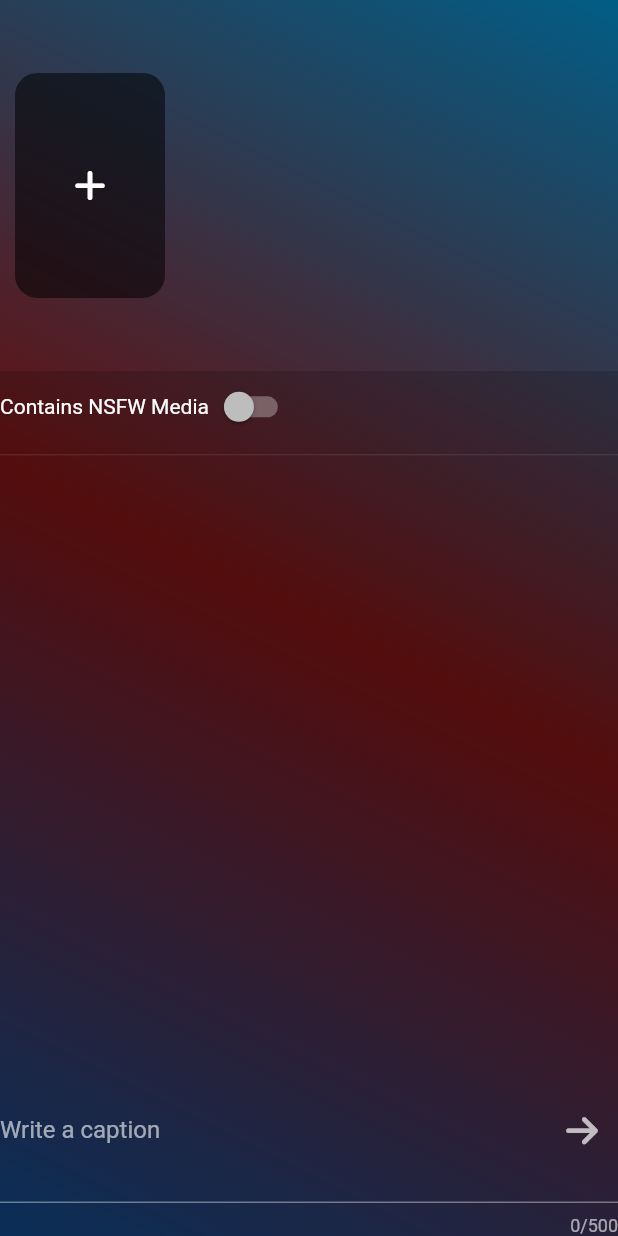
After one commit to nathan-skynet/fedispace, a Flutter app: the sendPosts screen opened by its route, on a phone screen of 412 x 824 dp. The commit adds this screen. Run offline on Flutter 3.47's test engine with Material 2 defaults, Android fonts, the phone set to English and light mode, and no system bars; our stand-ins replace audioplayers, awesome_notifications, cached_network_image, camera, carousel_slider, dropdown_search and 10 more; missing offline and left inert: advstory, flutter_share_me, flutter_social_textfield, flutter_vibrate, oauth2_client, unifiedpush and 3 more; accounts and stored records are empty.

Commit message:
v0.1.4-beta
Signed-off-by: Sk7n4k3d <nathan_skynet@tutanota.com>

```diff
--- a/lib/main.dart
+++ b/lib/main.dart
@@ -1,6 +1,7 @@
 // Initial Import
 
 import 'package:fedispace/routes/addposts/desc.dart';
+import 'package:fedispace/routes/addposts/send.dart';
 import 'package:fedispace/routes/addposts/view.dart';
 import 'package:fedispace/services/unifiedpush.dart';
 import 'package:flutter/material.dart';
@@ -70,6 +71,8 @@ AwesomeNotifications().actionStream.listen(
           '/Notification' : (context) => Notif(apiService: apiService),
           '/View' : (context) => View(),
           '/Desc' : (context) => Desc(apiService: apiService),
+          '/sendPosts' : (context) => sendPosts(apiService: apiService),
+
         },
     );
   }
--- a/lib/routes/addposts/desc.dart
+++ b/lib/routes/addposts/desc.dart
@@ -18,6 +18,7 @@ final _myController = SocialTextEditingController();
 List<String> fileNames = [];
 
 class _DescState extends State<Desc> {
+
   @override
   void initState() {
     super.initState();
@@ -30,7 +31,9 @@ class _DescState extends State<Desc> {
   @override
   Widget build(BuildContext context) {
     return Scaffold(
-      body: Column(
+      body:
+
+      Column(
         children: [
           SizedBox(
               height: MediaQuery.of(context).size.height * 0.3,
--- /dev/null
+++ b/lib/routes/addposts/send.dart
@@ -0,0 +1,209 @@
+import 'dart:io';
+
+import 'package:flutter/material.dart';
+import 'package:flutter_vibrate/flutter_vibrate.dart';
+import 'package:fluttertoast/fluttertoast.dart';
+import 'package:font_awesome_flutter/font_awesome_flutter.dart';
+import 'package:wechat_assets_picker/wechat_assets_picker.dart';
+import '../../services/api.dart';
+import 'package:dropdown_search/dropdown_search.dart';
+
+import '../../widgets/story_widget.dart';
+
+
+List fileNames = [];
+
+class sendPosts extends StatefulWidget {
+  final ApiService apiService;
+  const sendPosts({Key? key, required this.apiService}) : super(key: key);
+  @override
+  State<sendPosts> createState() => _sendPostsState();
+}
+
+final myController = TextEditingController();
+FocusNode myFocusNode = FocusNode();
+bool isSwitched = false;
+
+
+class _sendPostsState extends State<sendPosts> {
+
+  @override
+  void initState() {
+    super.initState();
+    myController.clear();
+    fileNames.clear();
+  }
+
+
+
+  @override
+  Widget build(BuildContext context) {
+    return Scaffold(
+        resizeToAvoidBottomInset: true,
+        body: Stack(
+      children: [
+        Container(
+            width: MediaQuery.of(context).size.width,
+            height: MediaQuery.of(context).size.height,
+            decoration: BoxDecoration(
+                gradient: LinearGradient(
+              begin: Alignment.topRight,
+              end: Alignment.bottomLeft,
+              colors: [
+                Colors.lightBlue,
+                Colors.red.shade900,
+                Colors.blue.shade800,
+              ],
+            ))),
+
+        /// Container for Image
+        Container(
+          width: MediaQuery.of(context).size.width,
+          height: MediaQuery.of(context).size.height * 0.3,
+          color: Colors.black45,
+          child: Row(
+            children: [
+              Container(
+                margin: EdgeInsets.fromLTRB(10, 0, 0, 0),
+                decoration: const BoxDecoration(
+                  color: Colors.black54,
+                  borderRadius: BorderRadius.all(Radius.circular(15)),
+                ),
+                width: 100,
+                height: 150,
+                child:  IconButton(
+                    icon :  const Icon(FontAwesomeIcons.plus),
+                  onPressed: () async {
+                    fileNames.clear();
+                    final List<AssetEntity>? result =
+                    await AssetPicker.pickAssets(context,
+                        pickerConfig:
+                        const AssetPickerConfig());
+                    for (int i = 0; i < result!.length; i++) {
+                      final imageName = await result[i].file;
+                      print(imageName!.path);
+                      setState(() {
+                        fileNames.add(imageName.path);
+                      });
+                    }
+                  },
+                ),
+              ),
+              Container(
+                width: MediaQuery.of(context).size.width - (MediaQuery.of(context).size.width * 0.3) - 3,
+                height: MediaQuery.of(context).size.height * 0.3,
+                child: fileNames.isNotEmpty ?  foreach() : Container(),
+              ),
+
+              /// Reprendre ICI pour la list des fichiers selectionné
+            ],
+          ),
+        ),
+        Container(
+          margin: EdgeInsets.fromLTRB(
+              0, MediaQuery.of(context).size.height * 0.3, 0, 0),
+          width: MediaQuery.of(context).size.width,
+          height: MediaQuery.of(context).size.height -
+              (MediaQuery.of(context).size.height * 0.3),
+          color: Colors.black54,
+          child: Column(
+            mainAxisAlignment: MainAxisAlignment.start,
+            mainAxisSize: MainAxisSize.max,
+            crossAxisAlignment: CrossAxisAlignment.center,
+            children: [
+              Row(
+                children: [
+                  const Text("Contains NSFW Media"),
+                  Switch(
+                    value: isSwitched,
+                    onChanged: (value) {
+                      setState(() {
+                        isSwitched = value;
+                        print(isSwitched);
+                      });
+                    },
+                    activeColor: Colors.redAccent,
+                  ),
+                ],
+              ),
+              if (isSwitched == true) ...[
+                const TextField(
+                  maxLines: 1,
+                  minLines: 1,
+                  decoration: InputDecoration(
+                      hintText: "Add an optional content warning"),
+                )
+              ],
+              const Divider(),
+              Expanded(child: Container()),
+              TextField(
+                controller: myController,
+                focusNode: myFocusNode,
+                // controller: this._text2,
+                maxLines: 3,
+                minLines: 3,
+                maxLength: 500,
+                onTap: (){
+                  print("tap");
+                  myFocusNode.requestFocus();
+                },
+                decoration: InputDecoration(
+                  suffixIcon: IconButton(
+                    icon:  const Icon(FontAwesomeIcons.arrowRight),
+                    onPressed: () {
+                      setState(() {
+                          widget.apiService.apiPostMedia(
+                              myController.text.toString(), fileNames);
+                          Vibrate.vibrate();
+                          Fluttertoast.showToast(
+                              msg: "Uploading your post in background mode",
+                              toastLength: Toast.LENGTH_SHORT,
+                              gravity: ToastGravity.BOTTOM,
+                              timeInSecForIosWeb: 2,
+                              // backgroundColor: Colors.red,
+                              // textColor: Colors.white,
+                              fontSize: 16.0);
+                          Navigator.of(context).pop(false);
+                      });
+                    },
+                  ),
+                  labelText: "Write a caption",
+                ),
+              ),
+            ],
+          ),
+        ),
+      ],
+    ));
+  }
+
+
+
+  @override
+  void dispose() {
+    super.dispose();
+    myController.dispose();
+  }
+}
+
+
+ foreach() {
+    return GridView.builder(
+        gridDelegate: const SliverGridDelegateWithFixedCrossAxisCount(
+          crossAxisCount: 3,
+        ),
+        itemCount: fileNames.length,
+        itemBuilder: (BuildContext context, int index) {
+          return Container(
+            margin: const EdgeInsets.fromLTRB(5, 5, 5, 5),
+            width: 40,
+            height: 85,
+
+            child: Image.file(
+              fit : BoxFit.cover,
+              File(fileNames[index]),
+            ),
+          );
+        }
+    );
+}
--- a/lib/routes/navbar.dart
+++ b/lib/routes/navbar.dart
@@ -137,7 +137,10 @@ class NavBar extends StatelessWidget {
                                     TextStyle(fontSize: 18, color: Colors.red)),
                             leading: const Icon(FontAwesomeIcons.solidFaceAngry,
                                 color: Colors.red),
-                            onTap: () => apiService.logOut(),
+                            onTap: () async{
+                              await apiService.logOut();
+                              Navigator.of(context).pop(true);
+                            }
                           ),
                         ],
                       ),
--- a/lib/services/api.dart
+++ b/lib/services/api.dart
@@ -52,7 +52,8 @@ class ApiService {
     try {
       var resultat = content.replaceAll("\n", '\\n');
 
-      Map<String, dynamic> result = jsonDecode("""{"status": "$resultat", "media_ids": $media_ids}""");
+      Map<String, dynamic> result = jsonDecode("""{"status": "$resultat",  "application": { "name": "fedispace", "website": "https://git.echelon4.space/sk7n4k3d/fedispace"},
+      "media_ids": $media_ids}""");
 
       var response = await http.post( Uri.parse("${instanceUrl!}/api/v1/statuses"), body: jsonEncode(result),
         headers: <String, String>{
@@ -163,7 +164,7 @@ class ApiService {
           "client_name": "FediSpace",
           "redirect_uris": featherRedirectUri,
           "scopes": oauthScopes.join(" "),
-          "website": "https://git.echelon4.space/",
+          "website": "https://git.echelon4.space/sk7n4k3d/fedispace",
         },
       );
     } on Exception {
--- a/lib/widgets/bottomWidget.dart
+++ b/lib/widgets/bottomWidget.dart
@@ -31,7 +31,6 @@ class _bottomWidget extends State<bottomWidget> {
       case 3:
         break;
       case 4:
-        Navigator.pushNamed(context, '/Desc');
         break;
     }
   }
--- a/pubspec.yaml
+++ b/pubspec.yaml
@@ -64,6 +64,7 @@ dependencies:
   flutter_social_textfield: ^0.1.0
   flutter_launcher_icons: ^0.9.3
   advstory: ^0.1.0
+  dropdown_search: ^5.0.2
 
 
 flutter_icons:
```
Also changed, not shown: pubspec.lock, 1 other file.
